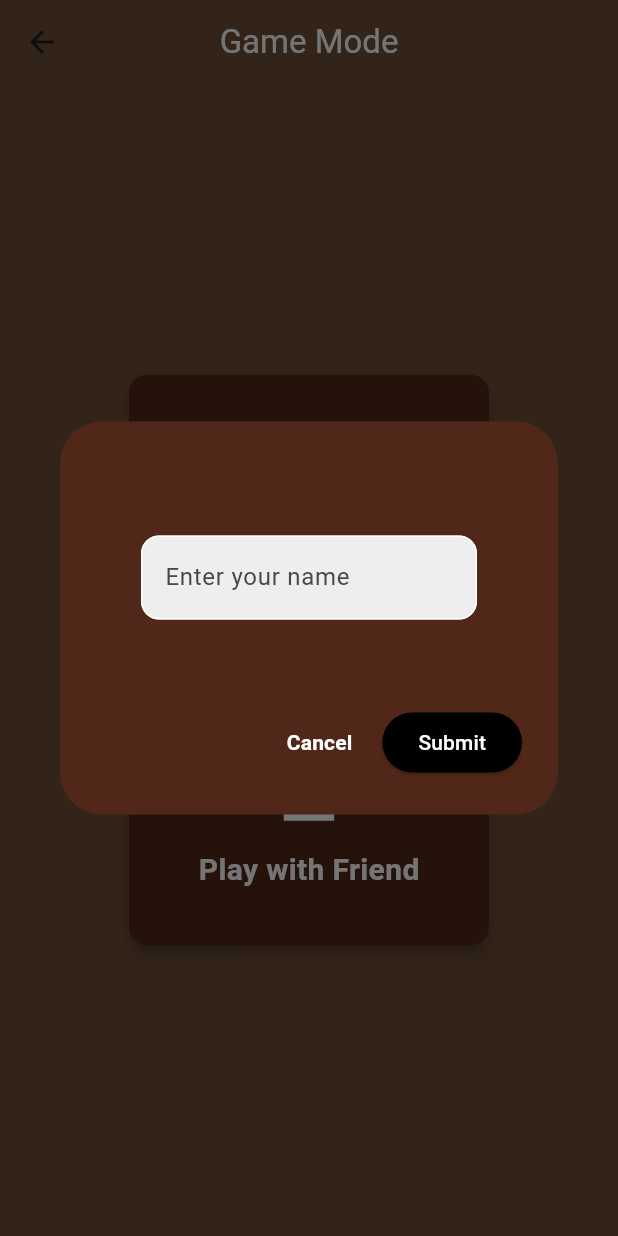
After one commit to xufr5h/Chess-Game, a Flutter app: the GameMode screen opened directly, after a tap on "Play with Friend", on a phone screen of 412 x 824 dp. The commit adds this screen. Run offline on Flutter 3.47's test engine with Material 3 defaults, Android fonts, the phone set to English and light mode, and no system bars; our stand-ins replace cloud_firestore, firebase_auth, firebase_core, google_sign_in; accounts and stored records are empty; generated files the repository leaves out were written again; network calls fail.

Commit message:
made the UI for game mode selection

```diff
--- a/lib/chess_board.dart
+++ b/lib/chess_board.dart
@@ -711,7 +711,7 @@ void resetGame() {
               },
               child: CircleAvatar(
                 radius: 30,
-                backgroundImage: const AssetImage('lib/images/cat.png'),
+                backgroundImage: const AssetImage('lib/images/cat.jpeg'),
                 ),
             ),
             ),
--- /dev/null
+++ b/lib/components/input_name.dart
@@ -0,0 +1,69 @@
+import 'package:chess_app/components/textfield.dart';
+import 'package:flutter/material.dart';
+
+class InputName extends StatefulWidget {
+  final Function(String) onNameSubmitted;
+
+  const InputName({super.key, required this.onNameSubmitted});
+
+  @override
+  State<InputName> createState() => _InputNameState();
+}
+
+class _InputNameState extends State<InputName> {
+  final TextEditingController _nameController = TextEditingController();
+  String? _errorText;
+
+  // method to submit the name
+  void _submitName(){
+    final name = _nameController.text.trim();
+    if (name.isEmpty) {
+      setState(() {
+        _errorText = "Name cannot be empty!";
+      });
+    return;
+    }
+    widget.onNameSubmitted(name);
+    Navigator.of(context).pop();
+  }
+
+  @override
+  Widget build(BuildContext context) {
+    return AlertDialog(
+      backgroundColor: const Color.fromARGB(255, 81, 39, 25),
+      content: SizedBox(
+        width: 300,
+        height: 150,
+        child: Column(
+          children: [
+            const SizedBox(height: 60),
+            MyTextfield(
+              controller: _nameController,
+              hintText: 'Enter your name',
+              obscuretext: false,
+              errorText: _errorText,
+              ),
+          ],
+        ),
+      ),
+        actions: [
+          TextButton(onPressed: (){
+            Navigator.of(context).pop();
+          }, child: const Text('Cancel', style: TextStyle(
+            color: Colors.white,
+            fontWeight: FontWeight.bold,
+            ),
+            ),
+          ),
+          ElevatedButton(
+            onPressed: _submitName,
+            style: ElevatedButton.styleFrom(
+              backgroundColor: const Color.fromARGB(255, 0, 0, 0),
+              foregroundColor: const Color.fromARGB(255, 255, 255, 255),
+            ),
+            child: const Text('Submit'),
+          ),
+        ],
+    );
+  }
+}
--- a/lib/components/textfield.dart
+++ b/lib/components/textfield.dart
@@ -4,12 +4,14 @@ class MyTextfield extends StatelessWidget {
   final controller;
   final String hintText;
   final bool obscuretext;
+  final String? errorText;
 
   const MyTextfield({
     super.key,
     required this.controller,
     required this.hintText,
     required this.obscuretext,
+    this.errorText,
     });
 
   @override
@@ -35,6 +37,7 @@ class MyTextfield extends StatelessWidget {
           fillColor: Colors.grey.shade200,
           filled: true,
           hintText: hintText,
+          errorText: errorText,
         ),
       ),
     );
--- /dev/null
+++ b/lib/game_mode.dart
@@ -0,0 +1,99 @@
+import 'package:chess_app/components/input_name.dart';
+import 'package:chess_app/play_with_friend.dart';
+import 'package:flutter/material.dart';
+
+class GameMode extends StatefulWidget {
+  const GameMode({super.key});
+
+  @override
+  State<GameMode> createState() => _GameModeState();
+}
+
+class _GameModeState extends State<GameMode> {
+  @override
+  Widget build(BuildContext context) {
+    return  Scaffold(
+      backgroundColor: const Color.fromARGB(255, 111, 78, 55),
+      appBar: AppBar(
+        centerTitle: true,
+        title: const Text('Game Mode', style: TextStyle(color: Colors.white),),
+        backgroundColor: const Color.fromARGB(255, 111, 78, 55),
+      ),
+      body: Center(
+        child: Column(
+          mainAxisAlignment: MainAxisAlignment.center,
+          children: [
+            SizedBox(
+              width: 300,
+              height: 200,
+              child: Card(
+                elevation: 4,
+                margin: const EdgeInsets.symmetric(horizontal: 30, vertical: 20),
+                color: const Color.fromARGB(255, 81, 39, 25),
+                child: InkWell(
+                  onTap: (){
+
+                  },
+                  child: Padding(
+                    padding: const EdgeInsets.symmetric(vertical: 20, horizontal: 16),
+                    child: Column(
+                      mainAxisAlignment: MainAxisAlignment.center,
+                      children: [
+                        Icon(Icons.computer, size: 50, color: const Color.fromARGB(255, 255, 255, 255)),
+                        const SizedBox(height: 10),
+                        const Text(
+                          'Play with Computer',
+                          style: TextStyle(fontSize: 20, color: Color.fromARGB(255, 255, 255, 255), fontWeight: FontWeight.bold),
+                        )
+                      ],
+                    ),
+                  ),
+                ),
+              ),
+            ),
+            // play with frined
+            const SizedBox(height: 20),
+             SizedBox(
+              width: 300,
+              height: 200,
+               child: Card(
+                elevation: 4,
+                margin: const EdgeInsets.symmetric(horizontal: 30, vertical: 20),
+                color: const Color.fromARGB(255, 81, 39, 25),
+                child: InkWell(
+                  onTap: (){
+                    showDialog(
+                      context: context,
+                      builder: (context) => InputName(
+                        onNameSubmitted: (playerName){
+                          Navigator.push(context, MaterialPageRoute(builder: (context) =>
+                            // Navigate to the game screen with the player name
+                            PlayWithFriend(playerName: playerName)
+                          ));
+                        },
+                      )
+                    );
+                  },
+                  child: Padding(
+                    padding: const EdgeInsets.symmetric(vertical: 20, horizontal: 16),
+                    child: Column(
+                      mainAxisAlignment: MainAxisAlignment.center,
+                      children: [
+                        Icon(Icons.person, size: 50, color: const Color.fromARGB(255, 255, 255, 255)),
+                        const SizedBox(height: 10),
+                        const Text(
+                          'Play with Friend',
+                          style: TextStyle(fontSize: 20, color: Color.fromARGB(255, 255, 255, 255), fontWeight: FontWeight.bold),
+                        )
+                      ],
+                    ),
+                  ),
+                ),
+                           ),
+             ),
+          ],
+        ),
+      ),
+    );
+  }
+}
--- /dev/null
+++ b/lib/play_with_friend.dart
@@ -0,0 +1,16 @@
+import 'package:flutter/material.dart';
+
+class PlayWithFriend extends StatefulWidget {
+  final String playerName;
+  const PlayWithFriend({super.key, required this.playerName});
+
+  @override
+  State<PlayWithFriend> createState() => _PlayWithFriendState();
+}
+
+class _PlayWithFriendState extends State<PlayWithFriend> {
+  @override
+  Widget build(BuildContext context) {
+    return const Placeholder();
+  }
+}
--- a/lib/profile.dart
+++ b/lib/profile.dart
@@ -1,3 +1,4 @@
+import 'package:chess_app/game_mode.dart';
 import 'package:flutter/material.dart';
 import 'package:firebase_auth/firebase_auth.dart';
 import 'package:provider/provider.dart';
@@ -74,8 +75,11 @@ class _MyProfileState extends State<MyProfile> {
     return Scaffold(
       backgroundColor: const Color.fromARGB(255, 111, 78, 55),
       appBar: AppBar(
+        backgroundColor: const Color.fromARGB(255, 111, 78, 55),
+        centerTitle: true,
         title: const Text(
           'My Profile',
+          style: TextStyle(color: Colors.white),
           ),
       ),
       body: Center(
@@ -85,7 +89,7 @@ class _MyProfileState extends State<MyProfile> {
             // profile picture
             const CircleAvatar(
               radius: 50,
-              backgroundImage: AssetImage('lib/images/cat.png'),
+              backgroundImage: AssetImage('lib/images/cat.jpeg'),
             ),
 
             // User name
@@ -148,6 +152,27 @@ class _MyProfileState extends State<MyProfile> {
                 ),
               ),
             ),
+
+            // Game Mode Button
+            const SizedBox(height: 20),
+            MaterialButton(
+              onPressed: (){
+                Navigator.push(context,
+                  MaterialPageRoute(
+                    builder: (context) => const GameMode(),
+                  ),
+                );
+              },
+              color: Colors.black,
+              child: const Text(
+                'Select Game Mode',
+                style: TextStyle(
+                  fontSize: 18,
+                  color: Colors.white,
+                ),
+              ),
+            ),
+
             // Sign out button
             const SizedBox(height: 20),
             MaterialButton(
--- a/pubspec.yaml
+++ b/pubspec.yaml
@@ -71,7 +71,7 @@ flutter:
   - lib/images/queen.png
   - lib/images/rook.png
   - lib/images/logo.png
-  - lib/images/cat.png
+  - lib/images/cat.jpeg
 
   # An image asset can refer to one or more resolution-specific "variants", see
   # https://flutter.dev/to/resolution-aware-images
```
Also changed, not shown: lib/images/cat.jpeg (added), lib/images/cat.png (deleted).
